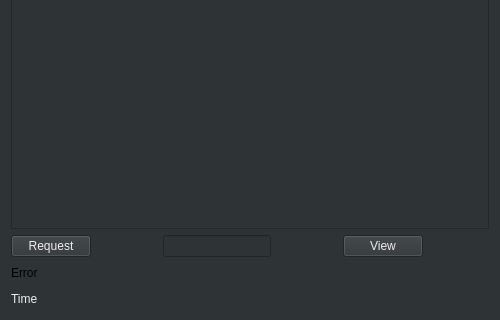
Before: the Qt Designer form sharedimagesdialog.ui in hassan-kandil/DistImage, drawn with Qt 5; both pictures show x 0 to 500 and y 180 to 500 of the 500 by 500 pixel window.
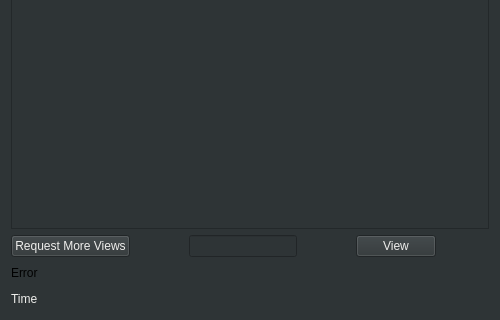
After: the same form once the commit is applied.

```diff
--- a/sharedimagesdialog.ui
+++ b/sharedimagesdialog.ui
@@ -93,7 +93,7 @@
         <string notr="true">color: rgb(238, 238, 236)</string>
        </property>
        <property name="text">
-        <string>Request</string>
+        <string>Request More Views</string>
        </property>
       </widget>
      </item>
```
